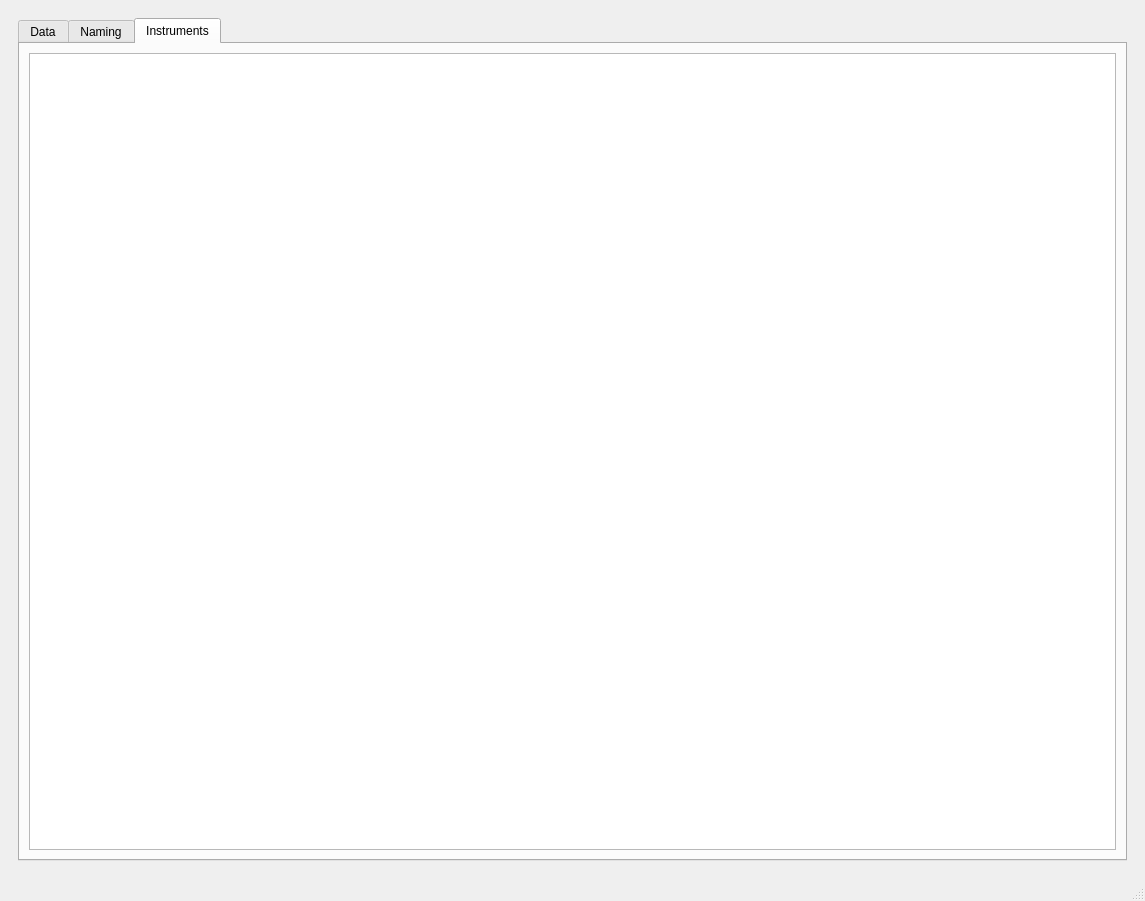
This is mainwindow.ui in sibenshtern/mipt_project as Qt 5 draws it before an edit. The edited form follows.
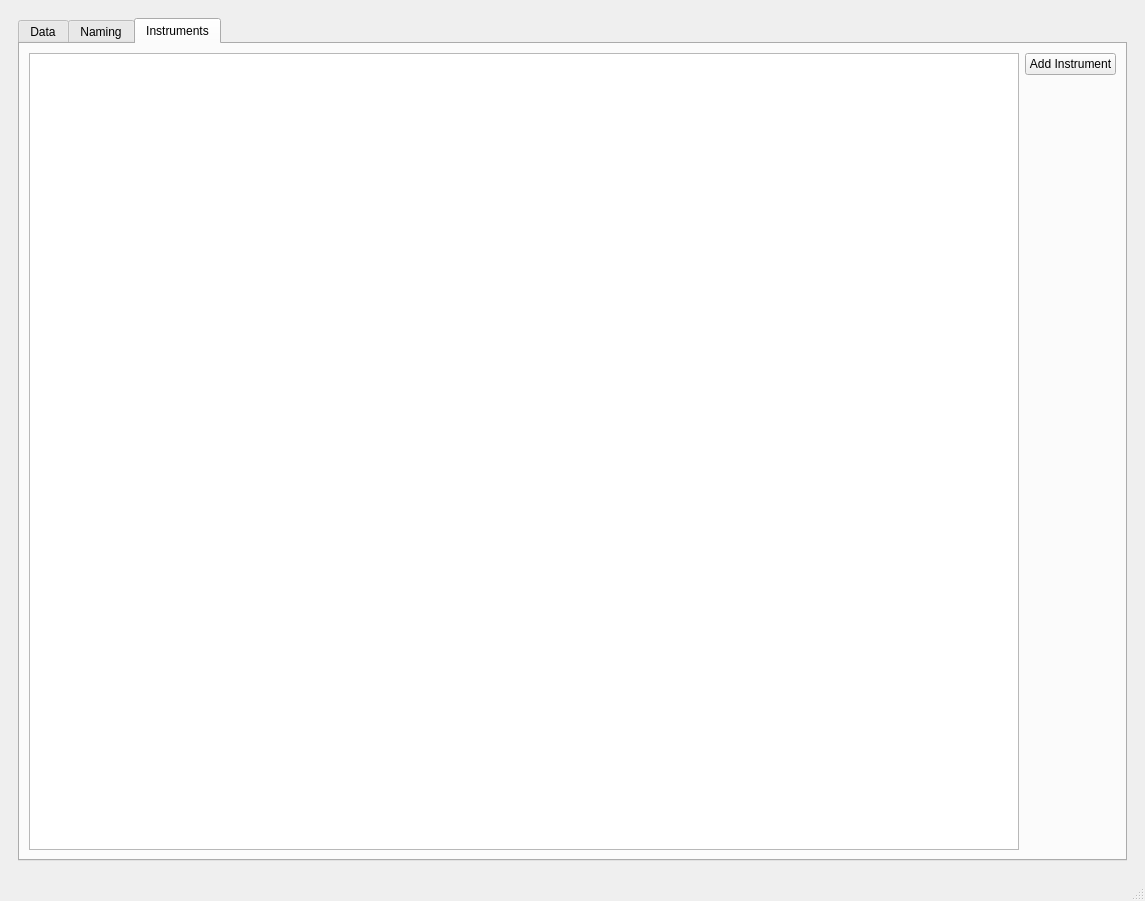
This is the edited form. The open tabs and pages were chosen to show the change. Icons and pictures are not drawn. Custom widgets are drawn as their Qt base class.

Patch:
```diff
--- a/mainwindow.ui
+++ b/mainwindow.ui
@@ -154,6 +154,30 @@
               <item>
                <widget class="QTableView" name="InstrumentTable"/>
               </item>
+              <item>
+               <layout class="QVBoxLayout" name="verticalLayout_6">
+                <item>
+                 <widget class="QPushButton" name="AddInstrumentButton">
+                  <property name="text">
+                   <string>Add Instrument</string>
+                  </property>
+                 </widget>
+                </item>
+                <item>
+                 <spacer name="verticalSpacer_2">
+                  <property name="orientation">
+                   <enum>Qt::Vertical</enum>
+                  </property>
+                  <property name="sizeHint" stdset="0">
+                   <size>
+                    <width>20</width>
+                    <height>40</height>
+                   </size>
+                  </property>
+                 </spacer>
+                </item>
+               </layout>
+              </item>
              </layout>
             </widget>
            </widget>
```
Left out of the diff: 12 changed lines with no effect on the pictures.
